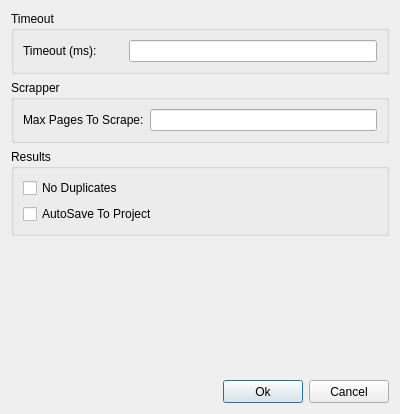
3nock/OTE, file sub3suite/src/Dialogs/PassiveConfigDialog.ui: the form before one commit.
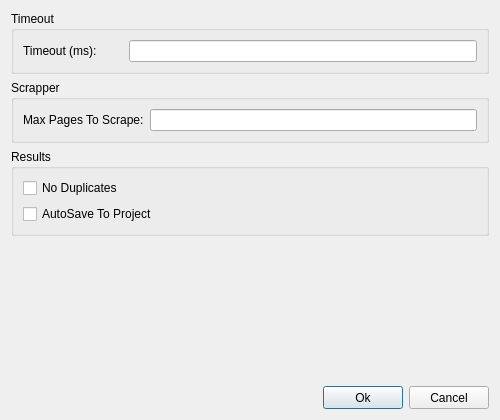
The form after the commit. Icons and pictures are not drawn.

```diff
--- a/sub3suite/src/Dialogs/PassiveConfigDialog.ui
+++ b/sub3suite/src/Dialogs/PassiveConfigDialog.ui
@@ -6,8 +6,8 @@
    <rect>
     <x>0</x>
     <y>0</y>
-    <width>400</width>
-    <height>414</height>
+    <width>500</width>
+    <height>420</height>
    </rect>
   </property>
   <property name="sizePolicy">
@@ -32,6 +32,12 @@
   <layout class="QVBoxLayout" name="verticalLayout_2">
    <item>
     <widget class="QGroupBox" name="groupBoxTimeout">
+     <property name="sizePolicy">
+      <sizepolicy hsizetype="Expanding" vsizetype="Preferred">
+       <horstretch>0</horstretch>
+       <verstretch>0</verstretch>
+      </sizepolicy>
+     </property>
      <property name="title">
       <string>Timeout</string>
      </property>
@@ -67,6 +73,12 @@
    </item>
    <item>
     <widget class="QGroupBox" name="groupBoxScan">
+     <property name="sizePolicy">
+      <sizepolicy hsizetype="Expanding" vsizetype="Preferred">
+       <horstretch>0</horstretch>
+       <verstretch>0</verstretch>
+      </sizepolicy>
+     </property>
      <property name="font">
       <font>
        <weight>50</weight>
@@ -102,6 +114,12 @@
    </item>
    <item>
     <widget class="QGroupBox" name="groupBoxResults">
+     <property name="sizePolicy">
+      <sizepolicy hsizetype="Expanding" vsizetype="Preferred">
+       <horstretch>0</horstretch>
+       <verstretch>0</verstretch>
+      </sizepolicy>
+     </property>
      <property name="title">
       <string>Results</string>
      </property>
```
